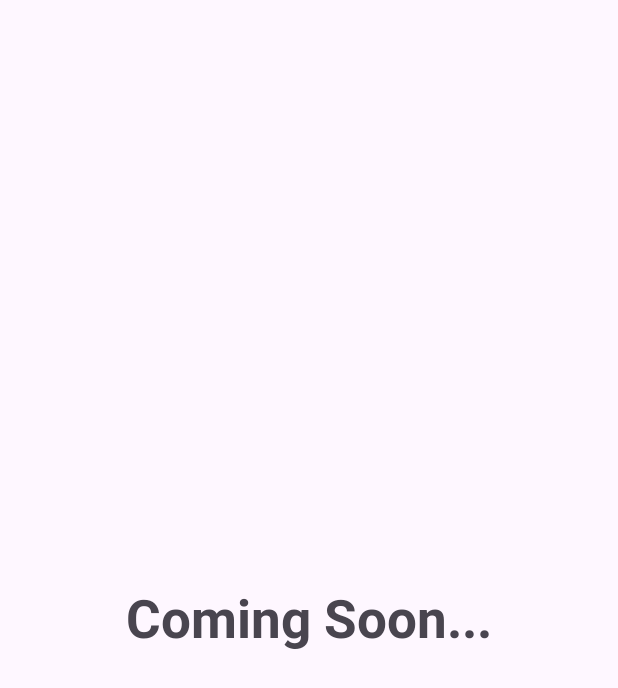
After one commit to asadbmirza/Planetze-Mobile-Application, an Android app: the layout fragment_coming_soon.xml on its own in the app's theme, with its tools: preview values and no code run, on a phone screen of 412 x 824 dp. The commit adds this screen. Shown: the top 688 px of the screen. Run offline under Robolectric (Android 15) with nearby library versions, the phone set to English and light mode, and no system bars; Roboto replaces fonts that are not available here.

Commit message:
feat: created 'coming soon' page

```diff
--- /dev/null
+++ b/app/src/main/res/layout/fragment_coming_soon.xml
@@ -0,0 +1,16 @@
+<?xml version="1.0" encoding="utf-8"?>
+<FrameLayout xmlns:android="http://schemas.android.com/apk/res/android"
+xmlns:tools="http://schemas.android.com/tools"
+android:layout_width="match_parent"
+android:layout_height="match_parent"
+tools:context=".view.ComingSoonFragment">
+
+<TextView
+    android:layout_width="wrap_content"
+    android:layout_height="wrap_content"
+    android:layout_gravity="center"
+    android:textSize="35sp"
+    android:textStyle="bold"
+    android:text="@string/coming_soon" />
+
+</FrameLayout>
--- a/app/src/main/res/values/strings.xml
+++ b/app/src/main/res/values/strings.xml
@@ -40,4 +40,5 @@
     <string name="empowering_you_to_live_sustainably">Empowering You to Live Sustainably</string>
     <string name="supporting_individuals_and_groups_on_their_sustainability_journey">Supporting Individuals and Groups on Their Sustainability Journey.</string>
     <string name="planetze_ring">Planetze Ring</string>
+    <string name="coming_soon">Coming Soon...</string>
 </resources>
```
Also changed, not shown: app/src/main/java/com/example/plantezemobileapplication/view/ComingSoonFragment.java (added, +30 -0 lines), app/src/main/java/com/example/plantezemobileapplication/view/main/MainActivity.java (+5 -4 lines).
